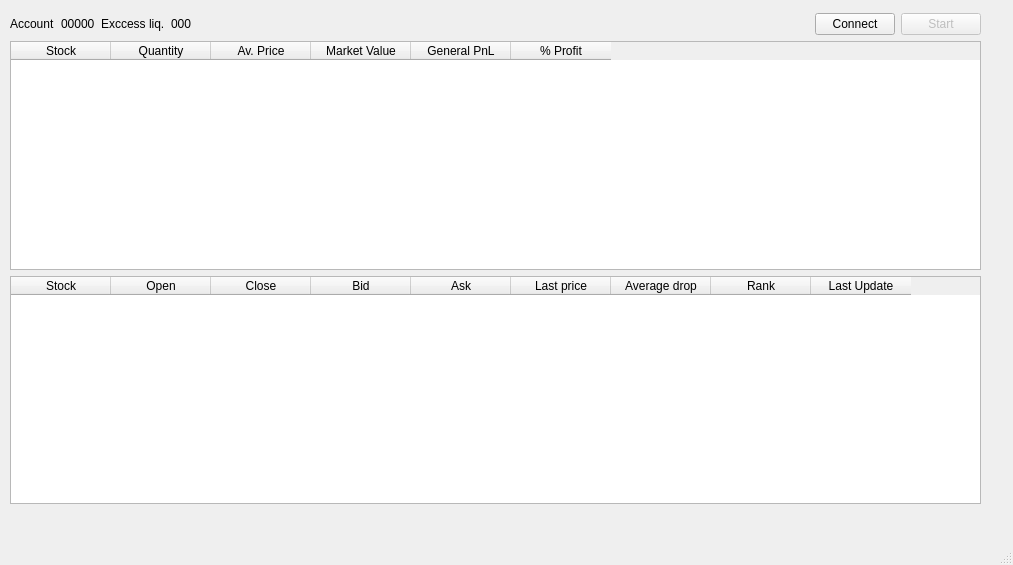
Old version of the form UI/MainWindow.ui in the repository colaisr/algotrader.
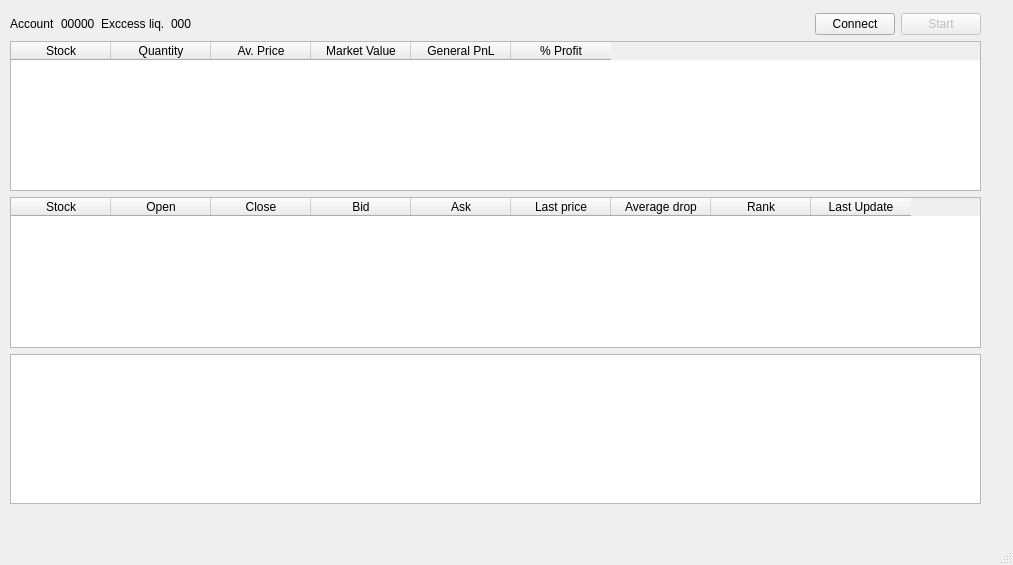
New version of the form.

Commit message: Dirty UI half done logging added , on screen console added... begin cleaning notification

What changed in the file:
```diff
--- a/UI/MainWindow.ui
+++ b/UI/MainWindow.ui
@@ -186,6 +186,13 @@
        </column>
       </widget>
      </item>
+     <item>
+      <widget class="QTextEdit" name="consoleOut">
+       <property name="readOnly">
+        <bool>true</bool>
+       </property>
+      </widget>
+     </item>
     </layout>
    </widget>
   </widget>
```
The commit also changes 4 other files.
